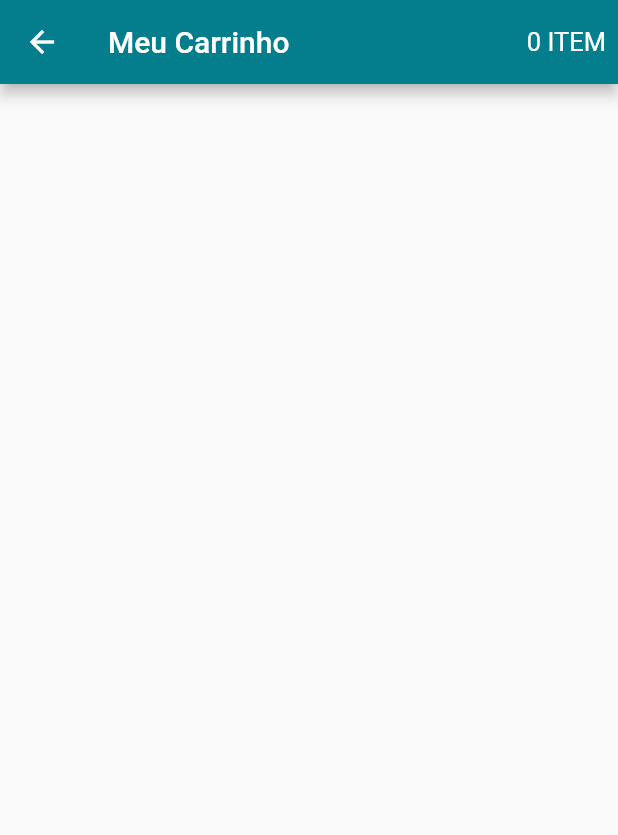
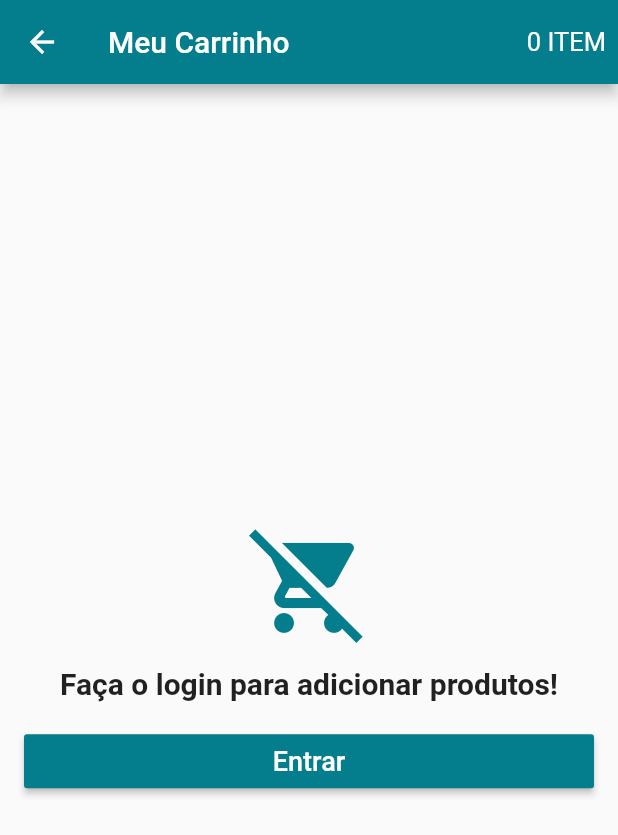
Before and after one commit to ocostalucas/clothers-store, a Flutter app: the CartScreen screen opened directly, on a phone screen of 412 x 824 dp. Shown: the top 835 px of the screen. Run offline on Flutter 3.47's test engine with Material 2 defaults, Android fonts, the phone set to English and light mode, and no system bars; our stand-ins replace carousel_pro, cloud_firestore, firebase_auth, transparent_image; accounts and stored records are empty.

Commit message:
Add item in cart

```diff
--- a/lib/screens/cart_screen.dart
+++ b/lib/screens/cart_screen.dart
@@ -1,6 +1,9 @@
 import 'package:flutter/material.dart';
 import 'package:scoped_model/scoped_model.dart';
 import 'package:virtual_store/models/cart_model.dart';
+import 'package:virtual_store/models/user_model.dart';
+import 'package:virtual_store/screens/login_screen.dart';
+import 'package:virtual_store/tiles/cart_tile.dart';
 
 class CartScreen extends StatelessWidget {
   @override
@@ -24,6 +27,66 @@ class CartScreen extends StatelessWidget {
           )
         ]
       ),
+      body: ScopedModelDescendant<CartModel>(
+        builder: (context, child, model){
+          if(model.isLoading && UserModel.of(context).isLoggedIn()){
+            return Center(
+              child: CircularProgressIndicator(),
+            );
+          } else if(!UserModel.of(context).isLoggedIn()){
+            return Container(
+              padding: EdgeInsets.all(16.0),
+              child: Column(
+                crossAxisAlignment: CrossAxisAlignment.stretch,
+                mainAxisAlignment: MainAxisAlignment.center,
+                children: <Widget>[
+                  Icon(Icons.remove_shopping_cart,
+                    size: 80.0,
+                    color: Theme.of(context).primaryColor,
+                  ),
+                  SizedBox(
+                    height:16.0
+                  ),
+                  Text("Faça o login para adicionar produtos!",
+                    style: TextStyle(fontSize: 20.0, fontWeight: FontWeight.bold),
+                    textAlign: TextAlign.center,
+                  ),
+                  SizedBox(height: 16.0),
+                  RaisedButton(
+                    child: Text("Entrar", style: TextStyle(fontSize: 18.0)),
+                    textColor: Colors.white,
+                    color: Theme.of(context).primaryColor,
+                    onPressed: (){
+                      Navigator.of(context).push(
+                        MaterialPageRoute(builder: (context)=> LoginScreen())
+                      );
+                    })
+                ],
+              ),
+            );
+          } else if(model.products == null || model.products.length == 0){
+            return Center(
+              child: Text("Nenhum produto no carrinho!",
+              style: TextStyle(fontSize: 20.0,
+                fontWeight: FontWeight.bold
+              ),
+              textAlign: TextAlign.center,
+            )
+            );
+          } else{
+            return ListView(
+              children: <Widget>[
+                Column(
+                  children: model.products.map(
+                    (product){
+                    return CartTile(product);
+                  }).toList(),
+                )
+              ],
+            );
+          }
+        } ,
+        ),
     );
   }
 }
```
Also changed, not shown: lib/models/cart_model.dart (+62 -13 lines), lib/tiles/cart_tile.dart (added, +109 -0 lines).
